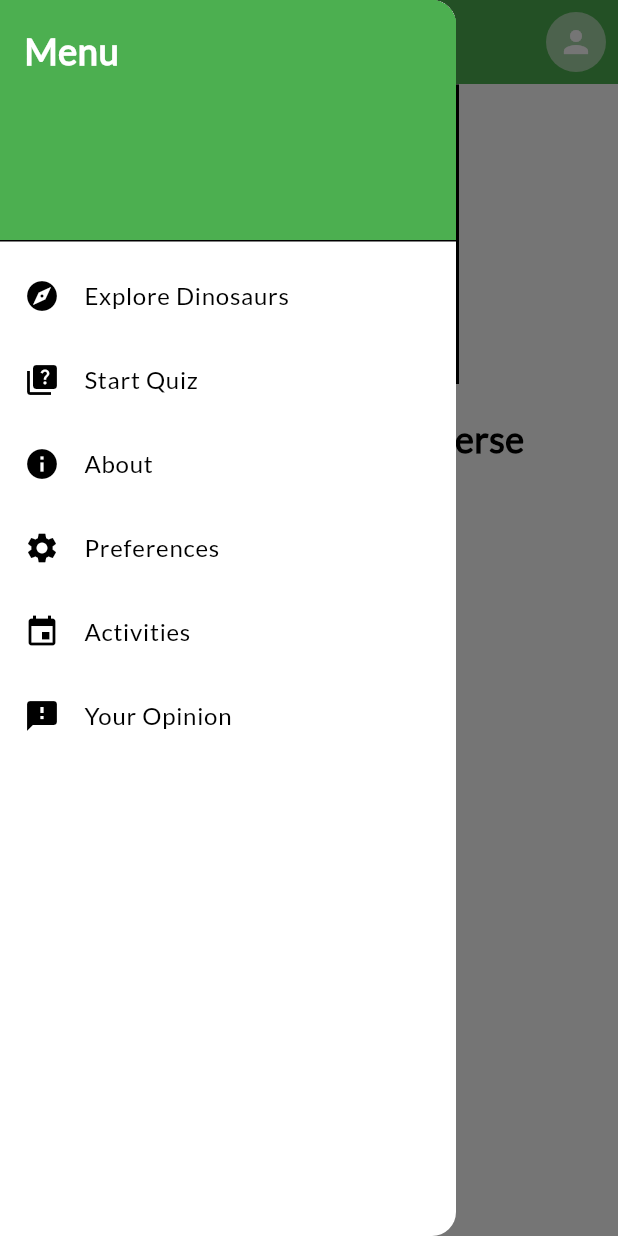
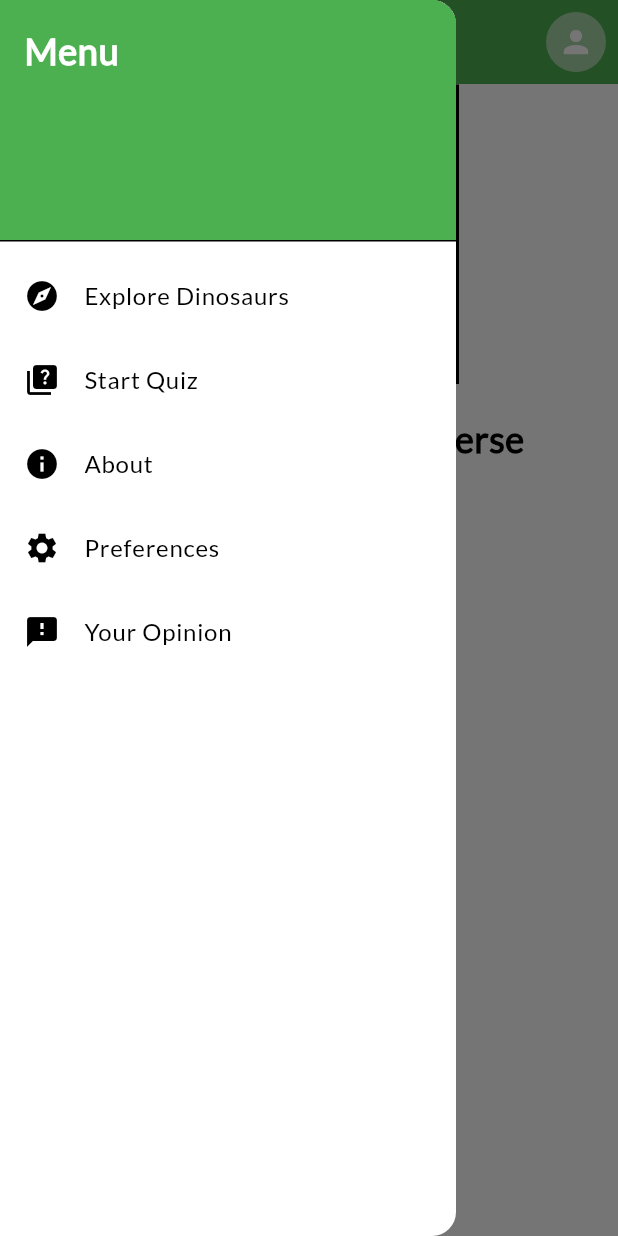
Before and after one commit to ChaosValravn25/DinoVerse, a Flutter app: the screen it shows after launch, with the side drawer open, on a phone screen of 412 x 824 dp. Run offline on Flutter 3.47's test engine with Material 3 defaults, Android fonts, the phone set to English and light mode, and no system bars; our stand-ins replace cached_network_image, connectivity_plus, flutter_svg, image_picker, logger, share_plus and 2 more; accounts and stored records are empty; network calls fail.

Commit message:
Proyecto 3 Finalizado

```diff
--- a/lib/pages/home_page.dart
+++ b/lib/pages/home_page.dart
@@ -1,5 +1,6 @@
 import 'dart:io';
 import 'package:flutter/material.dart';
+import 'package:flutter_application_laboratorio_3/pages/list_content.dart';
 import 'package:flutter_svg/flutter_svg.dart';
 import 'package:provider/provider.dart';
 import 'package:flutter_application_laboratorio_3/provider/app_data.dart';
@@ -114,7 +115,7 @@ class _HomePageState extends State<HomePage> {
                 title: const Text("Explore Dinosaurs"),
                 onTap: () {
                   Navigator.pop(context);
-                  // No navega a ListContent aquí, solo como ejemplo
+                  Navigator.push(context, MaterialPageRoute(builder: (_) =>  ListContent()));
                 },
               ),
               ListTile(
@@ -150,7 +151,7 @@ class _HomePageState extends State<HomePage> {
                   );
                 },
               ),
-              ListTile(
+              /*ListTile(
                 leading: const Icon(Icons.event),
                 title: const Text("Activities"),
                 onTap: () {
@@ -160,7 +161,7 @@ class _HomePageState extends State<HomePage> {
                     MaterialPageRoute(builder: (_) => const ActivityPage()),
                   );
                 },
-              ),
+              ),*/
               ListTile(
                 leading: const Icon(Icons.feedback),
                 title: const Text("Your Opinion"),
```
Also changed, not shown: assets/images/DF.jpg (added), 2 other files.
